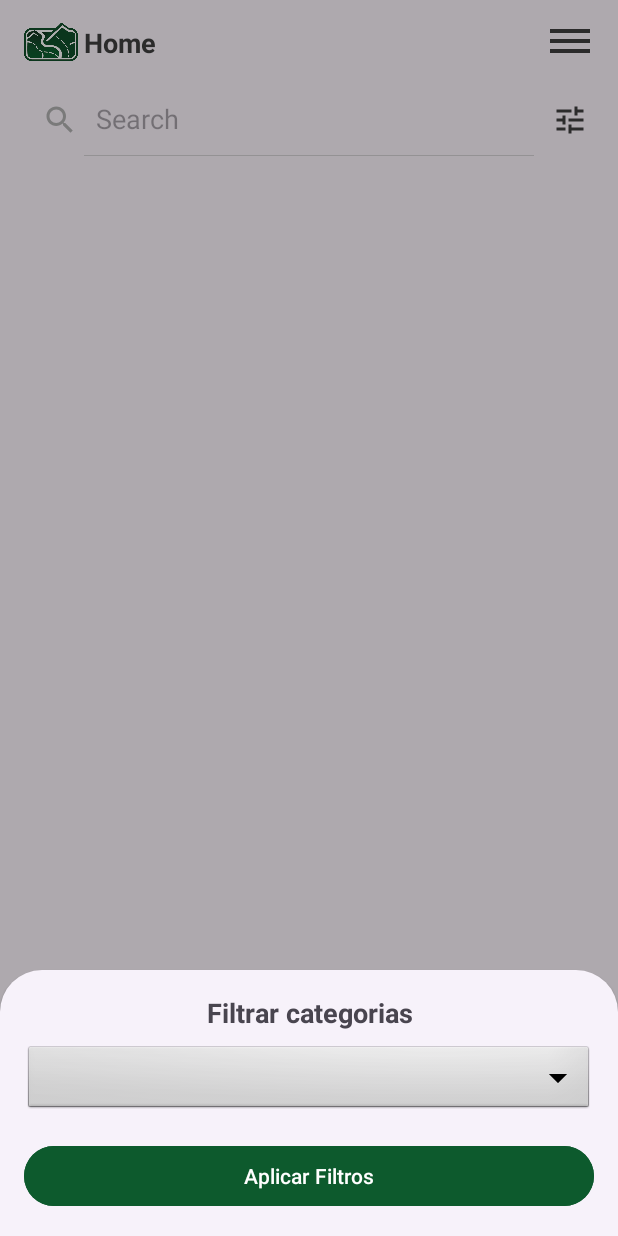
After one commit to esimarma/PDM2, an Android app: the fragment FilterBottomSheetDialogFragment placed in its activity, on a phone screen of 412 x 824 dp. The commit adds this screen. Run offline under Robolectric (Android 15) with nearby library versions, the phone set to English and light mode, and no system bars; our stand-ins replace Firebase (no records; nobody signed in at launch, a user with empty details on screens opened directly); pictures from the network do not load.

Commit message:
Inicio dos Filtros

```diff
--- /dev/null
+++ b/pdm2projeto/app/src/main/java/com/example/pdm2_projeto/FilterBottomSheetDialogFragment.java
@@ -0,0 +1,90 @@
+package com.example.pdm2_projeto;
+
+import android.os.Bundle;
+import android.view.LayoutInflater;
+import android.view.View;
+import android.view.ViewGroup;
+import android.widget.AdapterView;
+import android.widget.ArrayAdapter;
+import android.widget.Button;
+import android.widget.Spinner;
+import android.widget.Toast;
+import androidx.annotation.NonNull;
+import androidx.annotation.Nullable;
+import com.example.pdm2_projeto.models.LocationCategory;
+import com.example.pdm2_projeto.repositories.LocationCategoryRepository;
+import com.google.android.material.bottomsheet.BottomSheetDialogFragment;
+import java.util.ArrayList;
+import java.util.List;
+
+public class FilterBottomSheetDialogFragment extends BottomSheetDialogFragment {
+
+    private List<LocationCategory> categories = new ArrayList<>();
+    private String selectedCategoryId = "";
+    private FilterListener filterListener;
+
+    public interface FilterListener {
+        void onFilterSelected(String categoryId);
+    }
+
+    public void setFilterListener(FilterListener listener) {
+        this.filterListener = listener;
+    }
+
+    @Nullable
+    @Override
+    public View onCreateView(@NonNull LayoutInflater inflater, @Nullable ViewGroup container, @Nullable Bundle savedInstanceState) {
+        View view = inflater.inflate(R.layout.locations_filter, container, false);
+
+        Spinner categorySpinner = view.findViewById(R.id.spinner_categories);
+        Button applyButton = view.findViewById(R.id.btn_apply_filters);
+
+        LocationCategoryRepository repository = new LocationCategoryRepository();
+
+        // Buscar categorias do Firestore
+        repository.getCategories(new LocationCategoryRepository.CategoryCallback() {
+            @Override
+            public void onSuccess(List<LocationCategory> fetchedCategories) {
+                categories = fetchedCategories;
+
+                // Converter categorias para uma lista de nomes
+                List<String> categoryNames = new ArrayList<>();
+                for (LocationCategory category : categories) {
+                    categoryNames.add(category.getDescription());
+                }
+
+                // Criar adaptador para o Spinner
+                ArrayAdapter<String> adapter = new ArrayAdapter<>(requireContext(), android.R.layout.simple_spinner_dropdown_item, categoryNames);
+                categorySpinner.setAdapter(adapter);
+            }
+
+            @Override
+            public void onFailure(Exception e) {
+                Toast.makeText(getContext(), "Erro ao carregar categorias", Toast.LENGTH_SHORT).show();
+            }
+        });
+
+        // Listener para capturar a seleção
+        categorySpinner.setOnItemSelectedListener(new AdapterView.OnItemSelectedListener() {
+            @Override
+            public void onItemSelected(AdapterView<?> parent, View view, int position, long id) {
+                selectedCategoryId = categories.get(position).getId(); // Pegando o ID correto
+            }
+
+            @Override
+            public void onNothingSelected(AdapterView<?> parent) {
+                selectedCategoryId = "";
+            }
+        });
+
+        // Botão de aplicar filtro
+        applyButton.setOnClickListener(v -> {
+            if (filterListener != null) {
+                filterListener.onFilterSelected(selectedCategoryId);
+            }
+            dismiss();
+        });
+
+        return view;
+    }
+}
--- /dev/null
+++ b/pdm2projeto/app/src/main/java/com/example/pdm2_projeto/repositories/LocationCategoryRepository.java
@@ -0,0 +1,53 @@
+package com.example.pdm2_projeto.repositories;
+
+import android.util.Log;
+
+import com.example.pdm2_projeto.models.LocationCategory;
+import com.google.firebase.firestore.CollectionReference;
+import com.google.firebase.firestore.FirebaseFirestore;
+import com.google.firebase.firestore.QueryDocumentSnapshot;
+
+import java.util.ArrayList;
+import java.util.List;
+
+public class LocationCategoryRepository {
+
+    private final CollectionReference categoryCollection;
+
+    public interface CategoryCallback {
+        void onSuccess(List<LocationCategory> categories);
+        void onFailure(Exception e);
+    }
+
+    public LocationCategoryRepository() {
+        FirebaseFirestore db = FirebaseFirestore.getInstance();
+        categoryCollection = db.collection("location_category"); // Nome da coleção no Firestore
+    }
+
+    public void getCategories(CategoryCallback callback) {
+        categoryCollection.get()
+                .addOnCompleteListener(task -> {
+                    if (task.isSuccessful() && task.getResult() != null) {
+                        List<LocationCategory> categories = new ArrayList<>();
+                        for (QueryDocumentSnapshot document : task.getResult()) {
+                            try {
+                                String id = document.getId();
+                                String name = document.getString("description");
+                                if (name != null) {
+                                    categories.add(new LocationCategory(id, name));
+                                } else {
+                                    Log.w("LocationCategoryRepo", "Documento sem campo 'name': " + document.getId());
+                                }
+                            } catch (Exception e) {
+                                Log.e("LocationCategoryRepo", "Erro ao processar categoria: " + document.getId(), e);
+                            }
+                        }
+                        callback.onSuccess(categories);
+                    } else {
+                        Exception e = task.getException();
+                        Log.e("LocationCategoryRepo", "Erro ao buscar categorias", e);
+                        callback.onFailure(e);
+                    }
+                });
+    }
+}
--- a/pdm2projeto/app/src/main/java/com/example/pdm2_projeto/repositories/LocationCategorysRepository.java
+++ /dev/null
@@ -1,4 +0,0 @@
-package com.example.pdm2_projeto.repositories;
-
-public class LocationCategorysRepository {
-}
--- /dev/null
+++ b/pdm2projeto/app/src/main/res/drawable/ic_filter_list.xml
@@ -0,0 +1,4 @@
+<?xml version="1.0" encoding="utf-8"?>
+<vector xmlns:android="http://schemas.android.com/apk/res/android" android:width="24dp" android:height="24dp" android:viewportWidth="960" android:viewportHeight="960" android:tint="?attr/colorControlNormal">
+    <path android:fillColor="@android:color/white" android:pathData="M440,840L440,600L520,600L520,680L840,680L840,760L520,760L520,840L440,840ZM120,760L120,680L360,680L360,760L120,760ZM280,600L280,520L120,520L120,440L280,440L280,360L360,360L360,600L280,600ZM440,520L440,440L840,440L840,520L440,520ZM600,360L600,120L680,120L680,200L840,200L840,280L680,280L680,360L600,360ZM120,280L120,200L520,200L520,280L120,280Z"/>
+</vector>
--- a/pdm2projeto/app/src/main/res/layout/activity_main.xml
+++ b/pdm2projeto/app/src/main/res/layout/activity_main.xml
@@ -39,7 +39,6 @@
             app:layout_constraintBottom_toBottomOf="parent"
             android:layout_marginStart="4dp" />
 
-        <!-- Menu Icon -->
         <ImageView
             android:id="@+id/menu_icon"
             android:layout_width="32dp"
--- a/pdm2projeto/app/src/main/res/layout/fragment_home.xml
+++ b/pdm2projeto/app/src/main/res/layout/fragment_home.xml
@@ -1,16 +1,36 @@
 <?xml version="1.0" encoding="utf-8"?>
 <LinearLayout xmlns:android="http://schemas.android.com/apk/res/android"
+    xmlns:app="http://schemas.android.com/apk/res-auto"
     android:layout_width="match_parent"
     android:layout_height="match_parent"
     android:orientation="vertical">
 
-    <SearchView
-        android:id="@+id/search_view"
+    <LinearLayout
         android:layout_width="match_parent"
         android:layout_height="wrap_content"
-        android:iconifiedByDefault="false"
-        android:layout_marginEnd="8dp"
-        android:queryHint="@string/search" />
+        android:orientation="horizontal"
+        android:gravity="center_vertical"
+        android:layout_marginStart="8dp"
+        android:layout_marginEnd="16dp">
+
+        <SearchView
+            android:id="@+id/search_view"
+            android:layout_width="0dp"
+            android:layout_height="wrap_content"
+            android:layout_weight="1"
+            android:iconifiedByDefault="false"
+            android:queryHint="@string/search" />
+
+        <ImageButton
+            android:id="@+id/btn_filter"
+            android:layout_width="32dp"
+            android:layout_height="32dp"
+            android:layout_gravity="center"
+            android:background="@null"
+            android:padding="8dp"
+            android:src="@drawable/ic_filter_list"
+            app:tint="?attr/colorOnSurface"/>
+    </LinearLayout>
 
     <androidx.recyclerview.widget.RecyclerView
         android:id="@+id/recycler_view"
@@ -18,6 +38,5 @@
         android:layout_height="match_parent"
         android:scrollbars="vertical"
         android:layout_marginStart="8dp"
-        android:layout_marginEnd="8dp"
         android:layout_marginTop="8dp"/>
 </LinearLayout>
--- a/pdm2projeto/app/src/main/res/layout/item_location.xml
+++ b/pdm2projeto/app/src/main/res/layout/item_location.xml
@@ -3,7 +3,8 @@
     android:layout_width="match_parent"
     android:layout_height="wrap_content"
     android:orientation="vertical"
-    android:elevation="4dp">
+    android:elevation="4dp"
+    android:layout_marginEnd="8dp">
 
     <androidx.cardview.widget.CardView
         android:layout_width="match_parent"
--- /dev/null
+++ b/pdm2projeto/app/src/main/res/layout/locations_filter.xml
@@ -0,0 +1,32 @@
+<?xml version="1.0" encoding="utf-8"?>
+<LinearLayout xmlns:android="http://schemas.android.com/apk/res/android"
+    android:layout_width="match_parent"
+    android:layout_height="wrap_content"
+    android:orientation="vertical"
+    android:padding="16dp">
+
+    <TextView
+        android:layout_width="match_parent"
+        android:layout_height="wrap_content"
+        android:text="Filtrar categorias"
+        android:textSize="18sp"
+        android:textStyle="bold"
+        android:gravity="center"
+        android:paddingBottom="8dp"/>
+
+    <androidx.appcompat.widget.AppCompatSpinner
+        android:id="@+id/spinner_categories"
+        android:layout_width="match_parent"
+        android:layout_height="wrap_content"
+        android:background="@android:drawable/btn_dropdown"
+        android:padding="8dp"/>
+
+    <Button
+        android:id="@+id/btn_apply_filters"
+        android:layout_width="match_parent"
+        android:layout_height="wrap_content"
+        android:text="Aplicar Filtros"
+        android:layout_marginTop="16dp"
+        android:textColor="@color/white_gray_text"
+        android:backgroundTint="?attr/colorSecondaryContainer"/>
+</LinearLayout>
```
Also changed, not shown: pdm2projeto/app/src/main/java/com/example/pdm2_projeto/HomeFragment.java (+32 -14 lines), pdm2projeto/app/src/main/java/com/example/pdm2_projeto/models/LocationCategory.java (+7 -7 lines), pdm2projeto/app/src/main/java/com/example/pdm2_projeto/repositories/LocationsRepository.java (+31 -0 lines).
